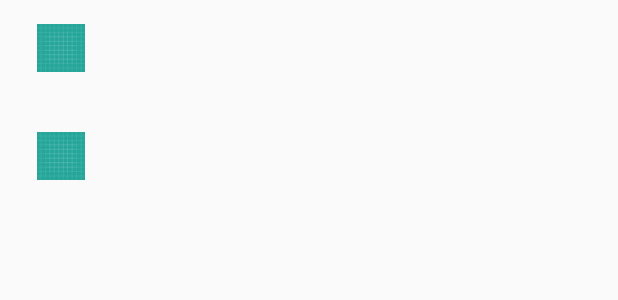
After one commit to Kadouk/Kadouk-Android, an Android app: the layout cat_item.xml on its own in the app's theme, with its tools: preview values and no code run, on a phone screen of 412 x 824 dp. The commit adds this screen. Shown: the top 300 px of the screen. Run offline under Robolectric (Android 15) with nearby library versions, the phone set to English and light mode, and no system bars.

Commit message:
start implementation game tab design

```diff
--- /dev/null
+++ b/app/src/main/res/layout/cat_item.xml
@@ -0,0 +1,135 @@
+<?xml version="1.0" encoding="utf-8"?>
+<LinearLayout
+    xmlns:android="http://schemas.android.com/apk/res/android"
+    xmlns:app="http://schemas.android.com/apk/res-auto"
+    android:layout_width="match_parent"
+    android:layout_height="wrap_content"
+    android:orientation="vertical">
+
+    <LinearLayout xmlns:android="http://schemas.android.com/apk/res/android"
+        android:layout_width="match_parent"
+        android:layout_height="wrap_content"
+        android:layout_marginBottom="@dimen/small"
+        android:orientation="horizontal">
+
+        <LinearLayout
+            android:layout_width="0dp"
+            android:layout_height="wrap_content"
+            android:layout_weight="0.2"
+            android:orientation="vertical"
+            android:layout_gravity="center">
+
+            <ImageView
+                android:id="@+id/install_app1"
+                android:layout_width="@dimen/large"
+                android:layout_height="@dimen/large"
+                android:layout_gravity="center"
+                android:contentDescription="@string/install_icon"
+                app:srcCompat="@drawable/ic_launcher_background" />
+
+        </LinearLayout>
+
+        <LinearLayout
+            android:layout_width="0dp"
+            android:layout_height="match_parent"
+            android:layout_weight="0.6"
+            android:orientation="vertical"
+            android:layout_gravity="end">
+
+            <TextView
+                android:id="@+id/txv_app_name1"
+                style="@style/textView"
+                android:layout_gravity="end"
+                android:layout_marginEnd="@dimen/small"
+                android:layout_marginRight="@dimen/small" />
+            <TextView
+                android:id="@+id/txv_app_desc1"
+                style="@style/textView"
+                android:layout_gravity="end"
+                android:layout_marginEnd="@dimen/small"
+                android:layout_marginRight="@dimen/small" />
+
+        </LinearLayout>
+
+        <LinearLayout
+            android:layout_width="0dp"
+            android:layout_height="wrap_content"
+            android:layout_weight="0.2"
+            android:gravity="end"
+            android:orientation="horizontal">
+
+            <ImageView
+                android:id="@+id/img_app1"
+                android:layout_width="@dimen/xlarge"
+                android:layout_height="@dimen/xlarge"
+                android:layout_marginEnd="@dimen/normal"
+                android:layout_marginRight="@dimen/normal"
+                android:contentDescription="@string/app_icon" />
+
+        </LinearLayout>
+    </LinearLayout>
+
+    <LinearLayout xmlns:android="http://schemas.android.com/apk/res/android"
+        android:layout_width="match_parent"
+        android:layout_height="wrap_content"
+        android:layout_marginBottom="@dimen/small"
+        android:orientation="horizontal">
+
+        <LinearLayout
+            android:layout_width="0dp"
+            android:layout_height="wrap_content"
+            android:layout_weight="0.2"
+            android:orientation="vertical"
+            android:layout_gravity="center">
+
+            <ImageView
+                android:id="@+id/install_app2"
+                android:layout_width="@dimen/large"
+                android:layout_height="@dimen/large"
+                android:layout_gravity="center"
+                android:contentDescription="@string/install_icon"
+                app:srcCompat="@drawable/ic_launcher_background" />
+
+        </LinearLayout>
+
+        <LinearLayout
+            android:layout_width="0dp"
+            android:layout_height="match_parent"
+            android:layout_weight="0.6"
+            android:orientation="vertical"
+            android:layout_gravity="end">
+
+            <TextView
+                android:id="@+id/txv_app_name2"
+                style="@style/textView"
+                android:layout_gravity="end"
+                android:layout_marginEnd="@dimen/small"
+                android:layout_marginRight="@dimen/small" />
+            <TextView
+                android:id="@+id/txv_app_desc2"
+                style="@style/textView"
+                android:layout_gravity="end"
+                android:layout_marginEnd="@dimen/small"
+                android:layout_marginRight="@dimen/small" />
+
+        </LinearLayout>
+
+        <LinearLayout
+            android:layout_width="0dp"
+            android:layout_height="wrap_content"
+            android:layout_weight="0.2"
+            android:gravity="end"
+            android:orientation="horizontal">
+
+            <ImageView
+                android:id="@+id/img_app2"
+                android:layout_width="@dimen/xlarge"
+                android:layout_height="@dimen/xlarge"
+                android:layout_marginEnd="@dimen/normal"
+                android:layout_marginRight="@dimen/normal"
+                android:contentDescription="@string/app_icon" />
+
+        </LinearLayout>
+    </LinearLayout>
+
+</LinearLayout>
--- a/app/src/main/res/values/strings.xml
+++ b/app/src/main/res/values/strings.xml
@@ -35,5 +35,9 @@
     <string name="submit">submit</string>
     <string name="name">name</string>
     <string name="exit">exit</string>
+    <string name="app_icon">app_image</string>
+    <string name="install_icon">install icon</string>
+    <string name="app_category">آموزش و یادگیری</string>
+    <string name="open_category">نمایش همه</string>
 
 </resources>
```
Also changed, not shown: app/src/main/java/com/kadouk/app/GameFragment.java (+5 -5 lines), app/src/main/java/com/kadouk/app/HorizontalListAdapter.java (+27 -7 lines), app/src/main/res/layout/fragment_game.xml (+48 -11 lines).
